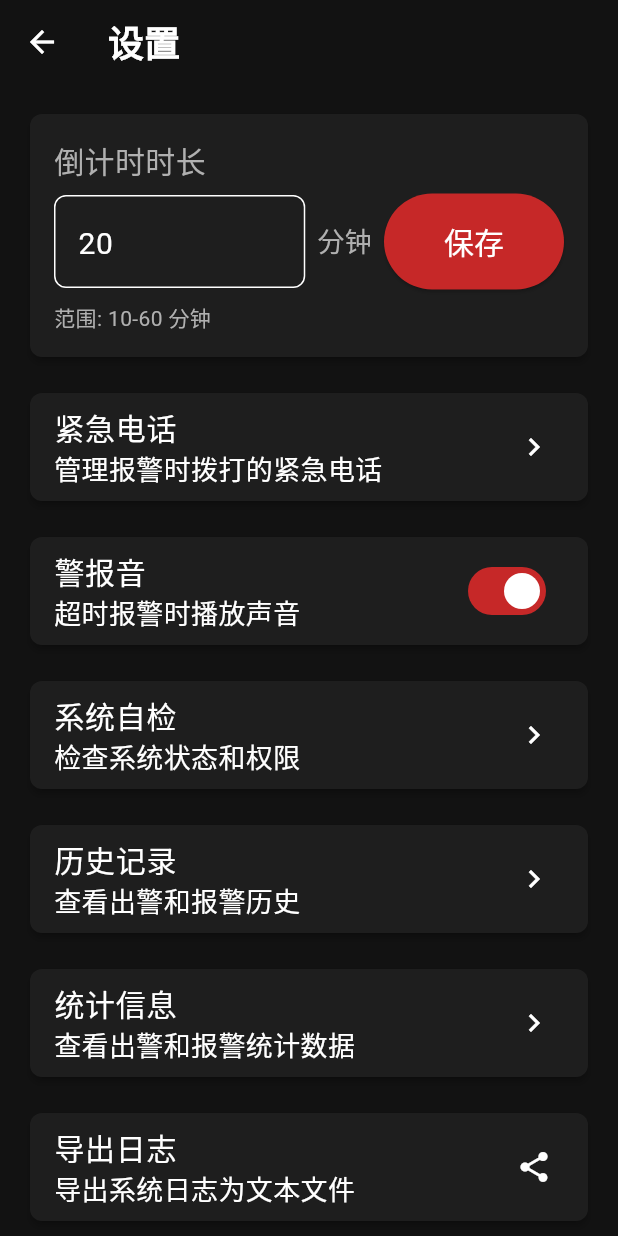
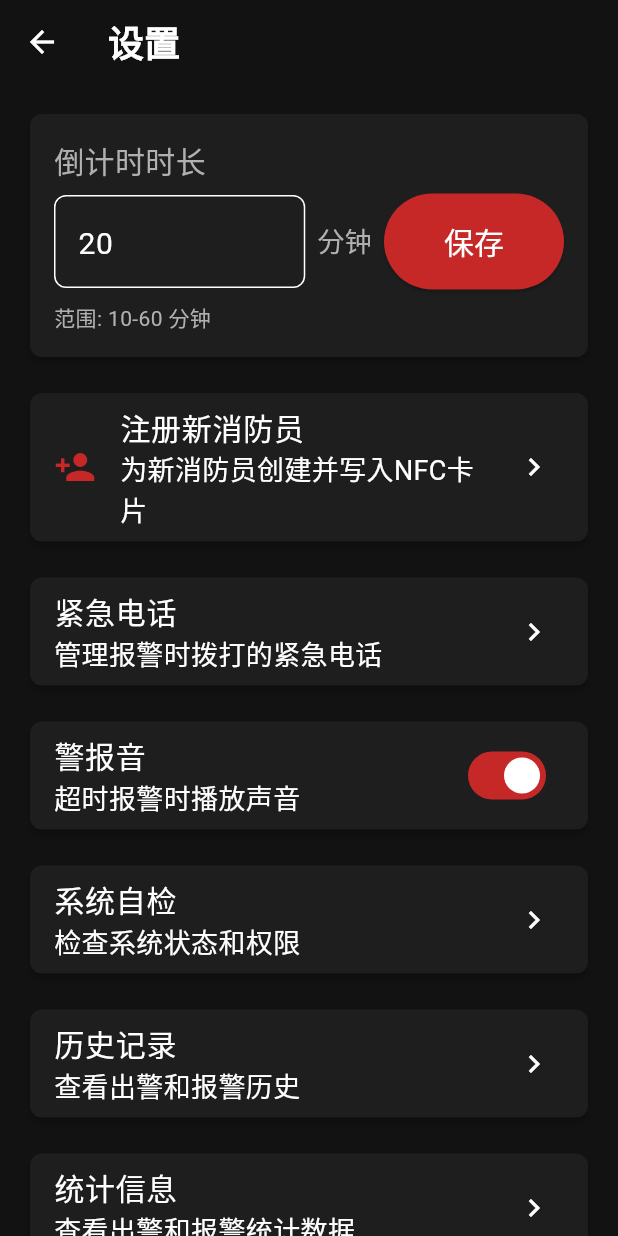
Before and after one commit to gitfdy/fireguard, a Flutter app: the screen it shows after launch, after a tap on the "settings" icon, on a phone screen of 412 x 824 dp. Run offline on Flutter 3.47's test engine with Material 3 defaults, Android fonts, the phone set to English and light mode, and no system bars; our stand-ins replace audioplayers, permission_handler, shared_preferences, sqflite, vibration; missing offline and left inert: flutter_foreground_task, nfc_manager; accounts and stored records are empty.

Commit message:
refactor: 优化首页UI - 简化标题并移除注册按钮
主要改动：
1. 标题优化：
   - 移除长标题文字 'FireGuard 消防员安全监控'
   - 改为仅显示火焰logo图标（local_fire_department）
   - 使用消防红色，更简洁专业

2. 注册按钮位置调整：
   - 移除首页的浮动注册按钮（不常用功能）
   - 将注册入口移至设置页面顶部
   - 添加红色图标突出显示
   - 保持功能完整性

UI改进效果：
- 标题更简洁，不会截断
- 首页更专注于核心监控功能
- 注册功能在设置页面更符合逻辑
- 减少首页视觉干扰

```diff
--- a/lib/screens/home_screen.dart
+++ b/lib/screens/home_screen.dart
@@ -14,7 +14,6 @@ import '../services/alarm_service.dart';
 import '../services/foreground_service.dart';
 import '../models/firefighter.dart';
 import '../models/alarm_record.dart';
-import 'register_screen.dart';
 import 'settings_screen.dart';
 import 'system_check_screen.dart';
 
@@ -239,7 +238,16 @@ class _HomeScreenState extends State<HomeScreen> {
   Widget build(BuildContext context) {
     return Scaffold(
       appBar: AppBar(
-        title: const Text('FireGuard 消防员安全监控'),
+        title: Row(
+          mainAxisSize: MainAxisSize.min,
+          children: [
+            Icon(
+              Icons.local_fire_department,
+              color: AppColors.primaryRed,
+              size: 32,
+            ),
+          ],
+        ),
         actions: [
           Padding(
             padding: const EdgeInsets.only(right: 8),
@@ -475,20 +483,6 @@ class _HomeScreenState extends State<HomeScreen> {
           );
         },
       ),
-      floatingActionButton: FloatingActionButton.extended(
-        onPressed: () {
-          Navigator.push(
-            context,
-            MaterialPageRoute(builder: (context) => const RegisterScreen()),
-          );
-        },
-        icon: const Icon(Icons.person_add, size: 28),
-        label: const Text(
-          '注册新消防员',
-          style: TextStyle(fontSize: 20),
-        ),
-        tooltip: '注册新消防员',
-      ),
     );
   }
 }
--- a/lib/screens/settings_screen.dart
+++ b/lib/screens/settings_screen.dart
@@ -9,6 +9,7 @@ import 'history_screen.dart';
 import 'emergency_phones_screen.dart';
 import 'system_check_screen.dart';
 import 'statistics_screen.dart';
+import 'register_screen.dart';
 
 /// 设置页面
 class SettingsScreen extends StatefulWidget {
@@ -150,6 +151,27 @@ class _SettingsScreenState extends State<SettingsScreen> {
           const SizedBox(height: 16),
           Card(
             child: ListTile(
+              title: const Text('注册新消防员'),
+              subtitle: const Text('为新消防员创建并写入NFC卡片'),
+              leading: Icon(
+                Icons.person_add,
+                color: AppColors.primaryRed,
+                size: 28,
+              ),
+              trailing: const Icon(Icons.chevron_right),
+              onTap: () {
+                Navigator.push(
+                  context,
+                  MaterialPageRoute(
+                    builder: (context) => const RegisterScreen(),
+                  ),
+                );
+              },
+            ),
+          ),
+          const SizedBox(height: 16),
+          Card(
+            child: ListTile(
               title: const Text('紧急电话'),
               subtitle: const Text('管理报警时拨打的紧急电话'),
               trailing: const Icon(Icons.chevron_right),
```
